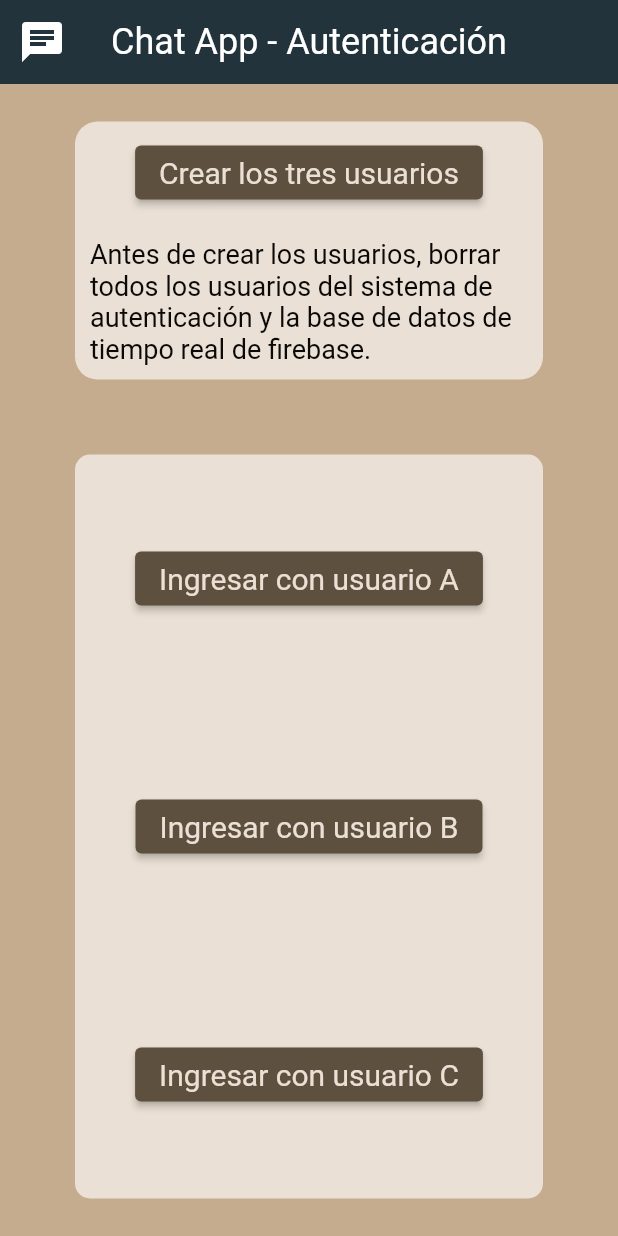
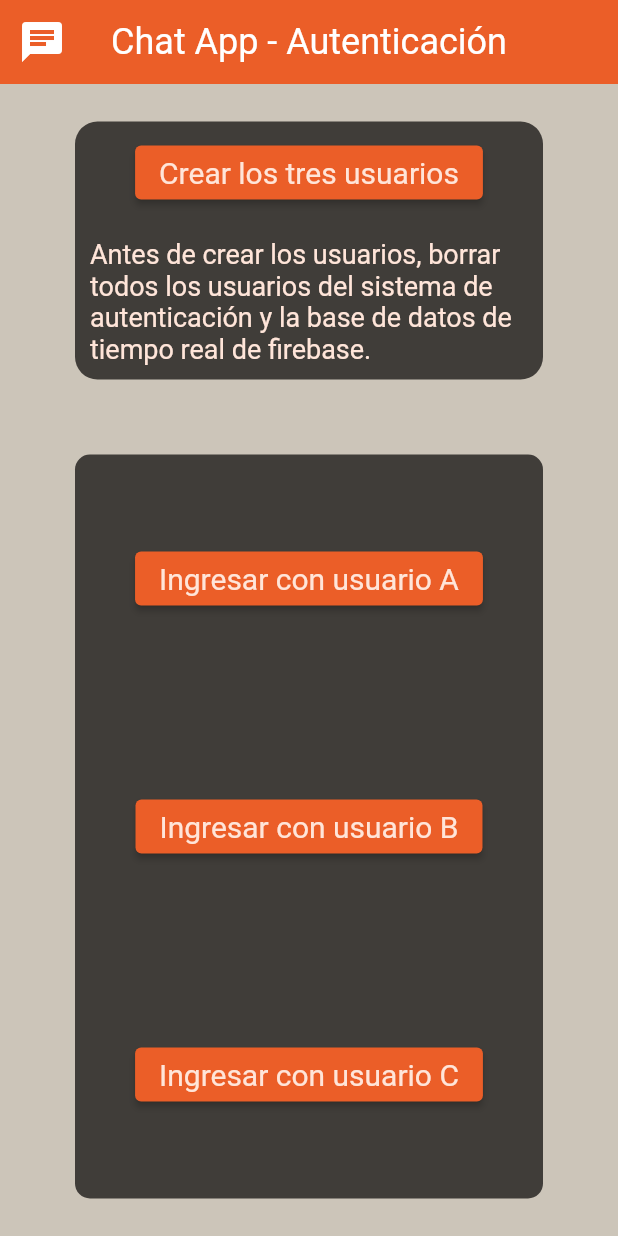
Before and after one commit to emercab/flutter-chat-misiontic-challenge-3, a Flutter app: the screen it shows after launch, on a phone screen of 412 x 824 dp. Run offline on Flutter 3.47's test engine with Material 2 defaults, Android fonts, the phone set to English and light mode, and no system bars; our stand-ins replace firebase_auth, firebase_core, firebase_database, get, loggy; accounts and stored records are empty.

Commit message:
Style changes more

```diff
--- a/lib/ui/controllers/authentication_controller.dart
+++ b/lib/ui/controllers/authentication_controller.dart
@@ -31,8 +31,7 @@ class AuthenticationController extends GetxController {
 
       UserController userController = Get.find();
 
-      // después creamos el usuario en la base de datos de tiempo real usando el
-      // userController
+      // después creamos el usuario en la base de datos de tiempo real usando el userController
       await userController.createUser(email, userCredential.user!.uid);
       return Future.value();
     } on FirebaseAuthException catch (e) {
--- a/lib/ui/my_theme.dart
+++ b/lib/ui/my_theme.dart
@@ -1,12 +1,12 @@
 import 'package:flutter/material.dart';
 
 class MyTheme {
-  static const Color primaryColor = Color(0xff22333b);
-  static const Color secondaryColor = Color(0xff5e503f);
-  static const Color tertiaryColor = Color(0xffc6ac8f);
-  static const Color lightPrimaryColor = Color(0xffd6dadb);
-  static const Color lightTertiaryColor = Color(0xffeae0d5);
-  static const Color darkColor = Color(0xff0a0908);
+  static const Color primaryColor = Color(0xffeb5e28);
+  static const Color secondaryColor = Color(0xff403d39);
+  static const Color tertiaryColor = Color(0xffccc5b9);
+  static const Color lightPrimaryColor = Color(0xffffe5d9);
+  static const Color lightTertiaryColor = Color(0xfffffcf2);
+  static const Color darkColor = Color(0xff252422);
 
   static final ThemeData myTheme = ThemeData.light().copyWith(
     primaryColor: primaryColor,
@@ -19,8 +19,8 @@ class MyTheme {
     scaffoldBackgroundColor: tertiaryColor,
     elevatedButtonTheme: ElevatedButtonThemeData(
       style: ElevatedButton.styleFrom(
-        backgroundColor: secondaryColor,
-        foregroundColor: lightTertiaryColor,
+        backgroundColor: primaryColor,
+        foregroundColor: lightPrimaryColor,
         textStyle: const TextStyle(fontSize: 20),
       ),
     ),
--- a/lib/ui/pages/authentication_page.dart
+++ b/lib/ui/pages/authentication_page.dart
@@ -43,7 +43,7 @@ class AuthenticationPage extends StatelessWidget {
                       const EdgeInsets.symmetric(vertical: 25, horizontal: 50),
                   child: Container(
                     decoration: const BoxDecoration(
-                        color: MyTheme.lightTertiaryColor,
+                        color: MyTheme.secondaryColor,
                         borderRadius: BorderRadius.all(Radius.circular(15))),
                     child: Column(
                       children: [
@@ -59,7 +59,7 @@ class AuthenticationPage extends StatelessWidget {
                           child: Text(
                             'Antes de crear los usuarios, borrar todos los usuarios del sistema de autenticación y la base de datos de tiempo real de firebase.',
                             style: TextStyle(
-                                color: MyTheme.darkColor, fontSize: 18),
+                                color: MyTheme.lightPrimaryColor, fontSize: 18),
                           ),
                         )
                       ],
@@ -73,7 +73,7 @@ class AuthenticationPage extends StatelessWidget {
                     child: Container(
                       width: double.infinity,
                       decoration: const BoxDecoration(
-                          color: MyTheme.lightTertiaryColor,
+                          color: MyTheme.secondaryColor,
                           borderRadius: BorderRadius.all(Radius.circular(10))),
                       child: Column(
                           mainAxisAlignment: MainAxisAlignment.spaceAround,
```
